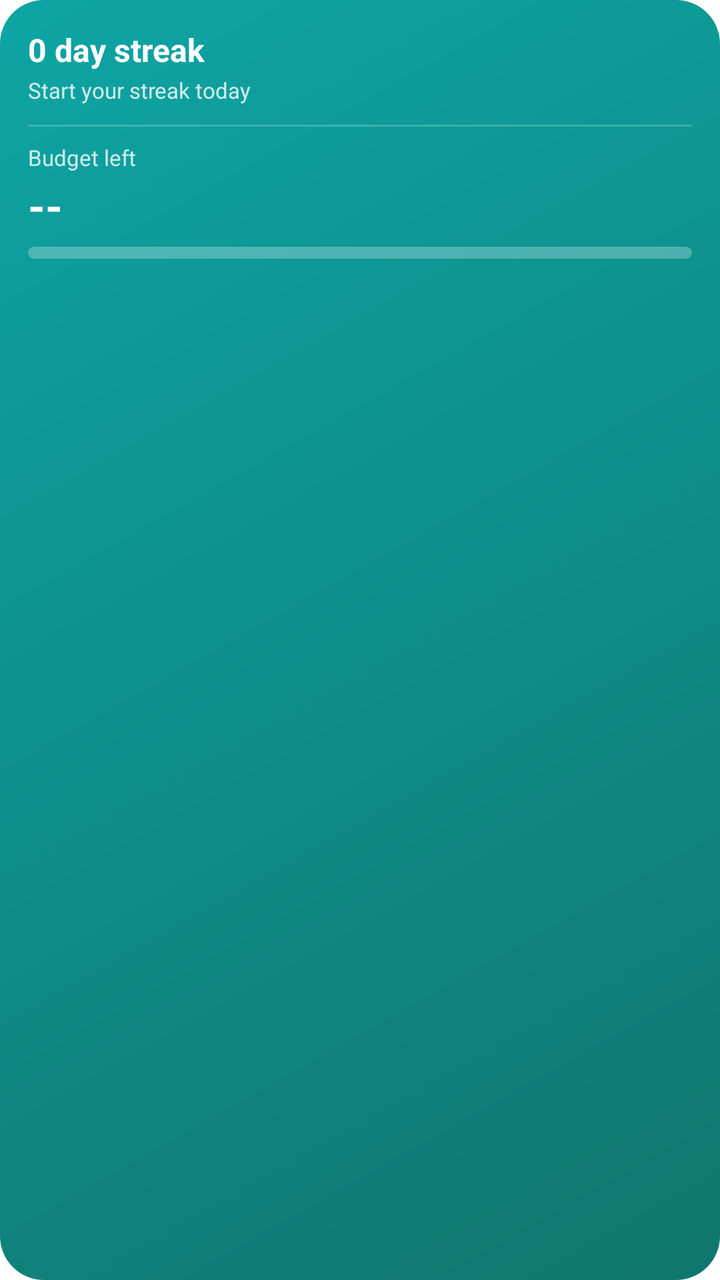
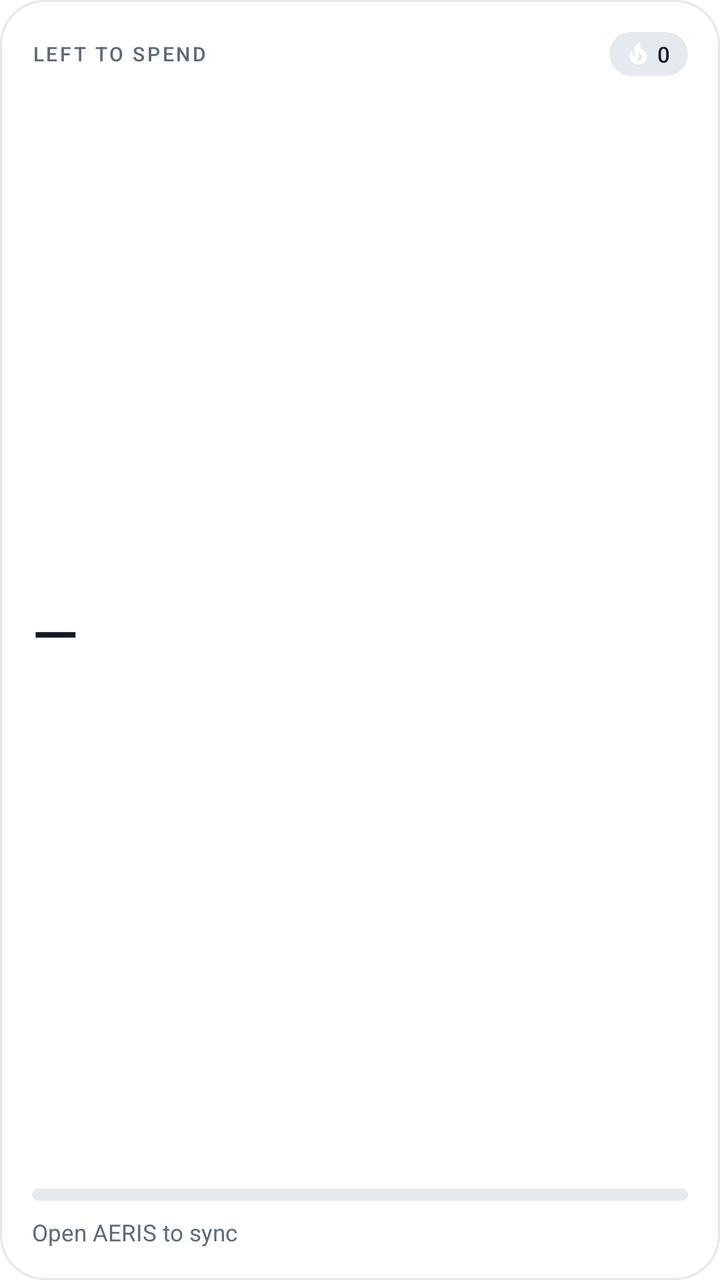

An Android layout rendered at two revisions. The XML below is the earlier revision; the diff shows what the commit changed to produce the second picture.
<!-- AndroidManifest.xml: fallback theme Theme.MaterialComponents.DayNight.NoActionBar -->
<!-- res/layout/aeris_widget.xml -->
<?xml version="1.0" encoding="utf-8"?>
<LinearLayout xmlns:android="http://schemas.android.com/apk/res/android"
    android:id="@+id/widget_root"
    android:layout_width="match_parent"
    android:layout_height="match_parent"
    android:orientation="vertical"
    android:padding="14dp"
    android:background="@drawable/aeris_widget_bg">

    
    <TextView
        android:id="@+id/widget_streak_text"
        android:layout_width="wrap_content"
        android:layout_height="wrap_content"
        android:text="0 day streak"
        android:textColor="#FFFFFFFF"
        android:textSize="16sp"
        android:textStyle="bold" />

    <TextView
        android:id="@+id/widget_streak_sub"
        android:layout_width="wrap_content"
        android:layout_height="wrap_content"
        android:layout_marginTop="2dp"
        android:text="Start your streak today"
        android:textColor="#CCFFFFFF"
        android:textSize="11sp" />

    
    <TextView
        android:layout_width="match_parent"
        android:layout_height="1dp"
        android:layout_marginTop="10dp"
        android:layout_marginBottom="8dp"
        android:text=""
        android:background="#33FFFFFF" />

    
    <TextView
        android:id="@+id/widget_title"
        android:layout_width="wrap_content"
        android:layout_height="wrap_content"
        android:text="Budget left"
        android:textColor="#CCFFFFFF"
        android:textSize="11sp" />

    <TextView
        android:id="@+id/widget_amount"
        android:layout_width="wrap_content"
        android:layout_height="wrap_content"
        android:layout_marginTop="2dp"
        android:text="--"
        android:textColor="#FFFFFF"
        android:textSize="22sp"
        android:textStyle="bold" />

    <ProgressBar
        android:id="@+id/widget_progress"
        style="@android:style/Widget.ProgressBar.Horizontal"
        android:layout_width="match_parent"
        android:layout_height="6dp"
        android:layout_marginTop="6dp"
        android:max="100"
        android:progress="0"
        android:progressDrawable="@drawable/widget_progress_drawable" />

    <TextView
        android:id="@+id/widget_sub"
        android:layout_width="wrap_content"
        android:layout_height="wrap_content"
        android:layout_marginTop="5dp"
        android:text=""
        android:textColor="#CCFFFFFF"
        android:textSize="10sp" />

</LinearLayout>
<!-- resources referenced by this layout -->
<resources>
  <!-- drawable aeris_widget_bg (drawable) -->
  <?xml version="1.0" encoding="utf-8"?>
  <shape xmlns:android="http://schemas.android.com/apk/res/android"
      android:shape="rectangle">
      <gradient
          android:startColor="#0EA5A4"
          android:endColor="#0F766E"
          android:angle="315" />
      <corners android:radius="22dp" />
  </shape>
  <!-- drawable widget_progress_drawable (drawable) -->
  <?xml version="1.0" encoding="utf-8"?>
  <layer-list xmlns:android="http://schemas.android.com/apk/res/android">
      
      <item android:id="@android:id/background">
          <shape android:shape="rectangle">
              <solid android:color="#44FFFFFF" />
              <corners android:radius="3dp" />
          </shape>
      </item>
      
      <item android:id="@android:id/progress">
          <clip>
              <shape android:shape="rectangle">
                  <solid android:color="#FFFFFFFF" />
                  <corners android:radius="3dp" />
              </shape>
          </clip>
      </item>
  </layer-list>
</resources>

<!-- the commit's change to res/layout/aeris_widget.xml (unified diff, before → after) -->
@@ -4,73 +4,92 @@
     android:layout_width="match_parent"
     android:layout_height="match_parent"
     android:orientation="vertical"
-    android:padding="14dp"
-    android:background="@drawable/aeris_widget_bg">
+    android:padding="16dp"
+    android:background="@drawable/w_bg">
 
-    
-    <TextView
-        android:id="@+id/widget_streak_text"
-        android:layout_width="wrap_content"
+    <LinearLayout
+        android:layout_width="match_parent"
         android:layout_height="wrap_content"
-        android:text="0 day streak"
-        android:textColor="#FFFFFFFF"
-        android:textSize="16sp"
-        android:textStyle="bold" />
-
-    <TextView
-        android:id="@+id/widget_streak_sub"
-        android:layout_width="wrap_content"
-        android:layout_height="wrap_content"
-        android:layout_marginTop="2dp"
-        android:text="Start your streak today"
-        android:textColor="#CCFFFFFF"
-        android:textSize="11sp" />
-
-    
-    <TextView
-        android:layout_width="match_parent"
-        android:layout_height="1dp"
-        android:layout_marginTop="10dp"
-        android:layout_marginBottom="8dp"
-        android:text=""
-        android:background="#33FFFFFF" />
-
-    
+        android:orientation="horizontal"
+        android:gravity="center_vertical">
     <TextView
         android:id="@+id/widget_title"
-        android:layout_width="wrap_content"
+        android:layout_width="0dp"
         android:layout_height="wrap_content"
-        android:text="Budget left"
-        android:textColor="#CCFFFFFF"
-        android:textSize="11sp" />
+        android:text="Left to spend"
+        android:textAllCaps="true"
+        android:letterSpacing="0.12"
+        android:textColor="@color/w_muted"
+        android:textSize="10sp"
+        android:fontFamily="sans-serif-medium"
+        android:layout_weight="1" />
+        <LinearLayout
+            android:layout_width="wrap_content"
+            android:layout_height="22dp"
+            android:orientation="horizontal"
+            android:gravity="center_vertical"
+            android:paddingLeft="8dp"
+            android:paddingRight="9dp"
+            android:background="@drawable/w_chip">
+            <ImageView
+                android:id="@+id/widget_fire"
+                android:layout_width="13dp"
+                android:layout_height="13dp"
+                android:src="@drawable/ic_fire" />
+            <TextView
+                android:id="@+id/widget_streak_text"
+                android:layout_width="wrap_content"
+                android:layout_height="wrap_content"
+                android:layout_marginStart="3dp"
+                android:text="0"
+                android:textColor="@color/w_text"
+                android:textSize="11sp"
+                android:fontFamily="sans-serif-medium" />
+        </LinearLayout>
+    </LinearLayout>
 
     <TextView
         android:id="@+id/widget_amount"
         android:layout_width="wrap_content"
-        android:layout_height="wrap_content"
-        android:layout_marginTop="2dp"
-        android:text="--"
-        android:textColor="#FFFFFF"
-        android:textSize="22sp"
-        android:textStyle="bold" />
+        android:layout_height="0dp"
+        android:layout_weight="1"
+        android:gravity="center_vertical"
+        android:text="—"
+        android:textColor="@color/w_text"
+        android:textSize="30sp"
+        android:fontFamily="sans-serif-medium"
+        android:maxLines="1"
+        android:autoSizeTextType="uniform"
+        android:autoSizeMinTextSize="18sp"
+        android:autoSizeMaxTextSize="30sp" />
 
     <ProgressBar
         android:id="@+id/widget_progress"
         style="@android:style/Widget.ProgressBar.Horizontal"
         android:layout_width="match_parent"
         android:layout_height="6dp"
-        android:layout_marginTop="6dp"
         android:max="100"
         android:progress="0"
-        android:progressDrawable="@drawable/widget_progress_drawable" />
+        android:progressDrawable="@drawable/w_progress" />
+
+    <ProgressBar
+        android:id="@+id/widget_progress_over"
+        style="@android:style/Widget.ProgressBar.Horizontal"
+        android:layout_width="match_parent"
+        android:layout_height="6dp"
+        android:max="100"
+        android:progress="100"
+        android:visibility="gone"
+        android:progressDrawable="@drawable/w_progress_over" />
 
     <TextView
         android:id="@+id/widget_sub"
-        android:layout_width="wrap_content"
+        android:layout_width="match_parent"
         android:layout_height="wrap_content"
-        android:layout_marginTop="5dp"
-        android:text=""
-        android:textColor="#CCFFFFFF"
-        android:textSize="10sp" />
-
+        android:layout_marginTop="8dp"
+        android:text="Open AERIS to sync"
+        android:textColor="@color/w_muted"
+        android:textSize="11.5sp"
+        android:maxLines="1"
+        android:ellipsize="end" />
 </LinearLayout>
<!-- resource entries referenced after the edit -->
@@ -1,34 +1,56 @@
 <!-- resources referenced by this layout -->
 <resources>
-  <!-- drawable aeris_widget_bg (drawable) -->
+  <color name="w_muted">#5E6978</color>
+  <color name="w_text">#151A22</color>
+  <!-- drawable ic_fire (drawable) -->
   <?xml version="1.0" encoding="utf-8"?>
-  <shape xmlns:android="http://schemas.android.com/apk/res/android"
-      android:shape="rectangle">
-      <gradient
-          android:startColor="#0EA5A4"
-          android:endColor="#0F766E"
-          android:angle="315" />
+  <vector xmlns:android="http://schemas.android.com/apk/res/android"
+      android:width="24dp"
+      android:height="24dp"
+      android:viewportWidth="24"
+      android:viewportHeight="24"
+      android:tint="#FFFFFFFF">
+      <path
+          android:fillColor="@android:color/white"
+          android:pathData="M19.48,12.35c-1.57,-4.08 -7.16,-4.3 -5.81,-10.23 0.1,-0.44 -0.37,-0.78 -0.75,-0.55C9.29,3.71 6.68,8 8.87,13.62c0.18,0.46 -0.36,0.89 -0.75,0.59 -1.81,-1.37 -2,-3.34 -1.84,-4.75 0.06,-0.52 -0.62,-0.77 -0.91,-0.34C4.69,10.16 4,11.84 4,14.37c0.38,5.6 5.11,7.32 6.81,7.54 2.43,0.31 5.06,-0.14 6.95,-1.87 2.08,-1.93 2.84,-5.01 1.72,-7.69zM10.2,17.38c1.44,-0.35 2.18,-1.39 2.38,-2.31 0.33,-1.43 -0.96,-2.83 -0.09,-5.09 0.33,1.87 3.27,3.04 3.27,5.08 0.08,2.53 -2.66,4.7 -5.56,2.32z" />
+  </vector>
+  <!-- drawable w_bg (drawable) -->
+  <?xml version="1.0" encoding="utf-8"?>
+  <shape xmlns:android="http://schemas.android.com/apk/res/android" android:shape="rectangle">
+      <solid android:color="@color/w_bg" />
+      <stroke android:width="1dp" android:color="@color/w_line" />
       <corners android:radius="22dp" />
   </shape>
-  <!-- drawable widget_progress_drawable (drawable) -->
+  <!-- drawable w_chip (drawable) -->
+  <?xml version="1.0" encoding="utf-8"?>
+  <shape xmlns:android="http://schemas.android.com/apk/res/android" android:shape="rectangle">
+      <solid android:color="@color/w_track" />
+      <corners android:radius="999dp" />
+  </shape>
+  <!-- drawable w_progress (drawable) -->
   <?xml version="1.0" encoding="utf-8"?>
   <layer-list xmlns:android="http://schemas.android.com/apk/res/android">
-      
       <item android:id="@android:id/background">
-          <shape android:shape="rectangle">
-              <solid android:color="#44FFFFFF" />
-              <corners android:radius="3dp" />
-          </shape>
+          <shape><solid android:color="@color/w_track" /><corners android:radius="4dp" /></shape>
       </item>
-      
       <item android:id="@android:id/progress">
-          <clip>
-              <shape android:shape="rectangle">
-                  <solid android:color="#FFFFFFFF" />
-                  <corners android:radius="3dp" />
-              </shape>
-          </clip>
+          <clip><shape><solid android:color="@color/w_accent" /><corners android:radius="4dp" /></shape></clip>
       </item>
   </layer-list>
+  <!-- drawable w_progress_over (drawable) -->
+  <?xml version="1.0" encoding="utf-8"?>
+  <layer-list xmlns:android="http://schemas.android.com/apk/res/android">
+      <item android:id="@android:id/background">
+          <shape><solid android:color="@color/w_track" /><corners android:radius="4dp" /></shape>
+      </item>
+      <item android:id="@android:id/progress">
+          <clip><shape><solid android:color="@color/w_danger" /><corners android:radius="4dp" /></shape></clip>
+      </item>
+  </layer-list>
+  <color name="w_bg">#F5FFFFFF</color>
+  <color name="w_line">#1A151A22</color>
+  <color name="w_track">#E6E9ED</color>
+  <color name="w_accent">#2B5F9E</color>
+  <color name="w_danger">#BF433A</color>
 </resources>
 
